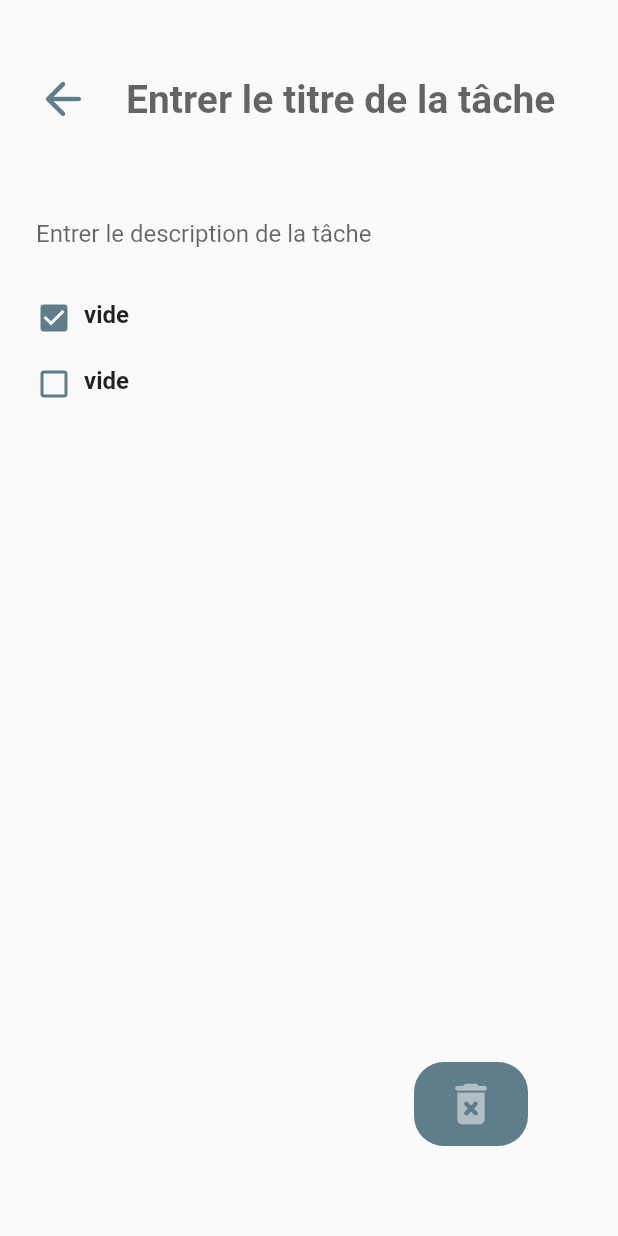
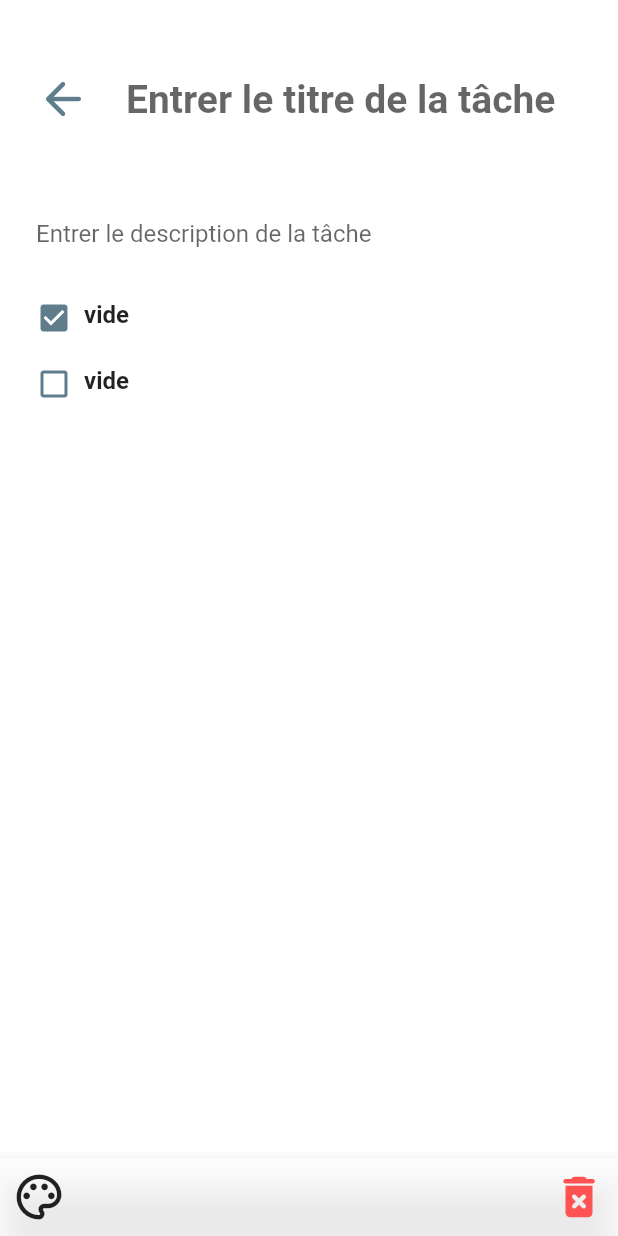
Before and after one commit to arturribeiro10/projetflutter_nam, a Flutter app: the Taskpage screen opened directly, on a phone screen of 412 x 824 dp. Run offline on Flutter 3.47's test engine with Material 2 defaults, Android fonts, the phone set to English and light mode, and no system bars; our stand-ins replace flutter_colorpicker.

Commit message:
taskpage.dart : ajout d'une bottomBar, chang. emplacement bouton supprimer, ajout de la feature colorpicker

```diff
--- a/lib/screens/taskpage.dart
+++ b/lib/screens/taskpage.dart
@@ -1,6 +1,9 @@
 import 'package:flutter/cupertino.dart';
 import 'package:flutter/material.dart';
 import 'package:projetflutter_nam/widgets.dart';
+import 'package:flutter_colorpicker/flutter_colorpicker.dart';
+
+import 'homepage.dart';
 
 class Taskpage extends StatefulWidget {
   const Taskpage({Key? key}) : super(key: key);
@@ -10,9 +13,12 @@ class Taskpage extends StatefulWidget {
 }
 
 class _TaskpageState extends State<Taskpage> {
+  Color myColor = Colors.white;
+
   @override
   Widget build(BuildContext context) {
     return Scaffold(
+      backgroundColor: myColor,
       body: SafeArea(
           child: Container(
         child: Stack(
@@ -69,33 +75,66 @@ class _TaskpageState extends State<Taskpage> {
                 ToDoWidget("vide", false),
               ],
             ),
-            Positioned(
-              bottom: 60.0,
-              right: 60.0,
-              child: GestureDetector(
-                onTap: () {
-                  Navigator.push(context,
-                      MaterialPageRoute(builder: (context) => Taskpage()));
-                },
-                child: Container(
-                  padding: const EdgeInsets.symmetric(
-                    horizontal: 20.0,
-                    vertical: 10.0,
+            ]),
+          ),
+      ),
+
+        bottomNavigationBar: BottomAppBar(
+          color: Colors.white70,
+          child: Row(
+              mainAxisSize: MainAxisSize.max,
+              mainAxisAlignment: MainAxisAlignment.spaceBetween,
+              children: <Widget>[
+                IconButton(
+                  iconSize: 36.0,
+                  icon: Icon(
+                    Icons.color_lens_outlined,
                   ),
-                  decoration: BoxDecoration(
-                      color: Colors.blueGrey,
-                      borderRadius: BorderRadius.circular(20.0)),
-                  child: const Icon(
-                    Icons.delete_forever_rounded,
-                    color: Color(0xFFB0BEC5),
-                    size: 36.0,
-                  ),
+                  onPressed: () {
+                    showDialog(
+                        context: context,
+                        builder: (BuildContext context) {
+                          return AlertDialog(
+                            title: Text('Choisis une couleur'),
+                            content: SingleChildScrollView(
+                              child: ColorPicker(
+                                pickerColor: myColor, //default color
+                                onColorChanged: (Color color) {
+                                  //on color picked
+                                  setState(() {
+                                    myColor = color;
+                                  });
+                                },
+                              ),
+                            ),
+                            actions: <Widget>[
+                              ElevatedButton(
+                                child: const Text('Valider'),
+                                onPressed: () {
+                                  Navigator.of(context)
+                                      .pop(); //dismiss the color picker
+                                },
+                              ),
+                            ],
+                          );
+                        });
+                  },
                 ),
-              ),
-            )
-          ],
-        ),
-      )),
+                IconButton(
+                  iconSize: 36.0,
+                  icon: Icon(Icons.delete_forever_rounded,
+                      color: Colors.redAccent),
+                  onPressed: () {
+                    Navigator.push(
+                      context,
+                      MaterialPageRoute(builder: (context) => Homepage()),
+                    );
+                  },
+                )
+              ]),
+          shape: AutomaticNotchedShape(
+              RoundedRectangleBorder(), StadiumBorder(side: BorderSide())),
+        )
     );
   }
 }
--- a/pubspec.yaml
+++ b/pubspec.yaml
@@ -29,6 +29,7 @@ environment:
 dependencies:
   flutter:
     sdk: flutter
+  flutter_colorpicker: ^1.0.3
 
 
   # The following adds the Cupertino Icons font to your application.
```
Also changed, not shown: pubspec.lock.
